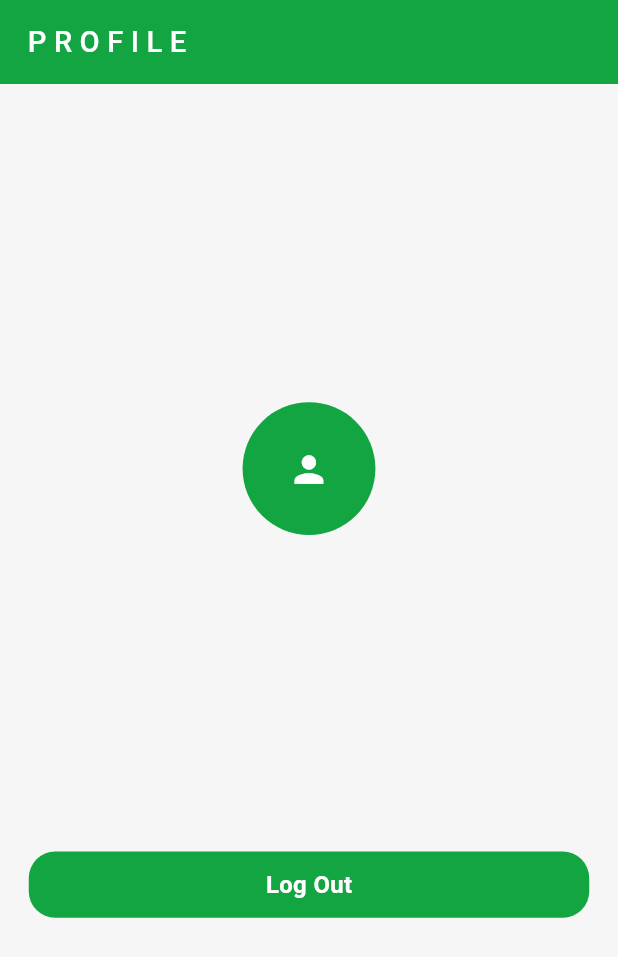
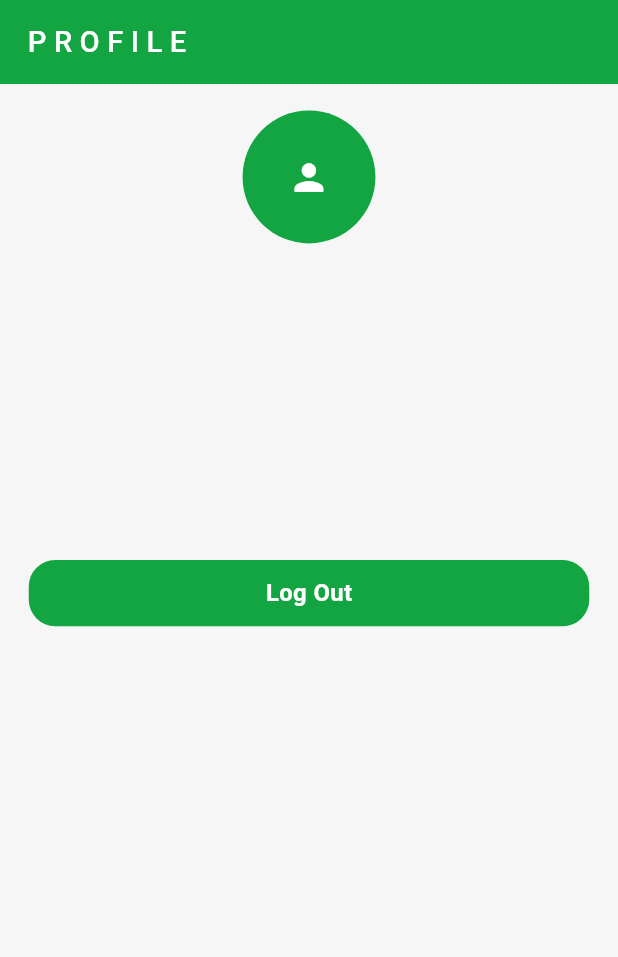
Before and after one commit to styceplug/EduSoft, a Flutter app: the ProfileScreen screen opened directly, on a phone screen of 412 x 824 dp. Shown: the top 957 px of the screen. Run offline on Flutter 3.47's test engine with Material 3 defaults, Android fonts, the phone set to English and light mode, and no system bars; our stand-ins replace cloud_firestore, firebase_auth, firebase_core, fluttertoast, get, iconsax and 1 more; accounts and stored records are empty.

Commit message:
Main Upload

```diff
--- a/lib/screens/main_screens/home_screen.dart
+++ b/lib/screens/main_screens/home_screen.dart
@@ -171,14 +171,15 @@ class _HomeScreenState extends State<HomeScreen> {
                         final post = posts[index];
                         //get data from each post
                         String message = post['PostMessage'];
-                        String userEmail = post['Username'];
+                        String userEmail = post['PostUsername'];
                         Timestamp timestamp = post['TimeStamp'];
 
                         //return as list tile
                         return Padding(
                           padding: EdgeInsets.only(
                               // left: Dimensions.width10,
-                              bottom: Dimensions.height10),
+                              bottom: Dimensions.height10,
+                              right: Dimensions.width10),
                           child: Container(
                             decoration: BoxDecoration(
                               borderRadius: BorderRadius.circular(Dimensions.radius10),
--- a/lib/screens/main_screens/profile_screen.dart
+++ b/lib/screens/main_screens/profile_screen.dart
@@ -20,6 +20,7 @@ class _ProfileScreenState extends State<ProfileScreen> {
   //current logged in user
   final User? currentUser = FirebaseAuth.instance.currentUser;
 
+
   //future to fetch user details
   Future<DocumentSnapshot<Map<String, dynamic>>> getUserDetails() async {
     return await FirebaseFirestore.instance
@@ -30,6 +31,12 @@ class _ProfileScreenState extends State<ProfileScreen> {
 
   @override
   Widget build(BuildContext context) {
+
+    if(currentUser==null){
+      return Center(child: Text('No user Logged in'),);
+    }
+
+
     return Scaffold(
       backgroundColor: AppColors.bgColor,
       appBar: AppBar(
@@ -44,7 +51,8 @@ class _ProfileScreenState extends State<ProfileScreen> {
         automaticallyImplyLeading: false,
         backgroundColor: AppColors.primaryColor,
       ),
-      body: Container(
+      body: SingleChildScrollView(
+        child: Container(
           margin: EdgeInsets.symmetric(
               horizontal: Dimensions.width20, vertical: Dimensions.height20),
           child: Column(
@@ -69,10 +77,13 @@ class _ProfileScreenState extends State<ProfileScreen> {
 
                   else if (snapshot.hasData) {
                     //extract data
-                  Map<String, dynamic>? user = snapshot.data!.data();
+                    Map<String, dynamic>? user = snapshot.data?.data();
+                    if(user== null){
+                      return Center(child: Text('No User Found'));
+                    }
 
                     return Column(
-                    mainAxisAlignment: MainAxisAlignment.center,
+                      // mainAxisAlignment: MainAxisAlignment.center,
                       children: [
                         //profile pic
 
@@ -140,6 +151,7 @@ class _ProfileScreenState extends State<ProfileScreen> {
             ],
           ),
         ),
+      ),
     );
   }
 }
```
Also changed, not shown: lib/database/firestore.dart (+13 -7 lines), lib/main.dart (+40 -0 lines), lib/screens/sign_up_screen.dart (+23 -4 lines). Lines whose indentation alone changed are shown as unchanged.
